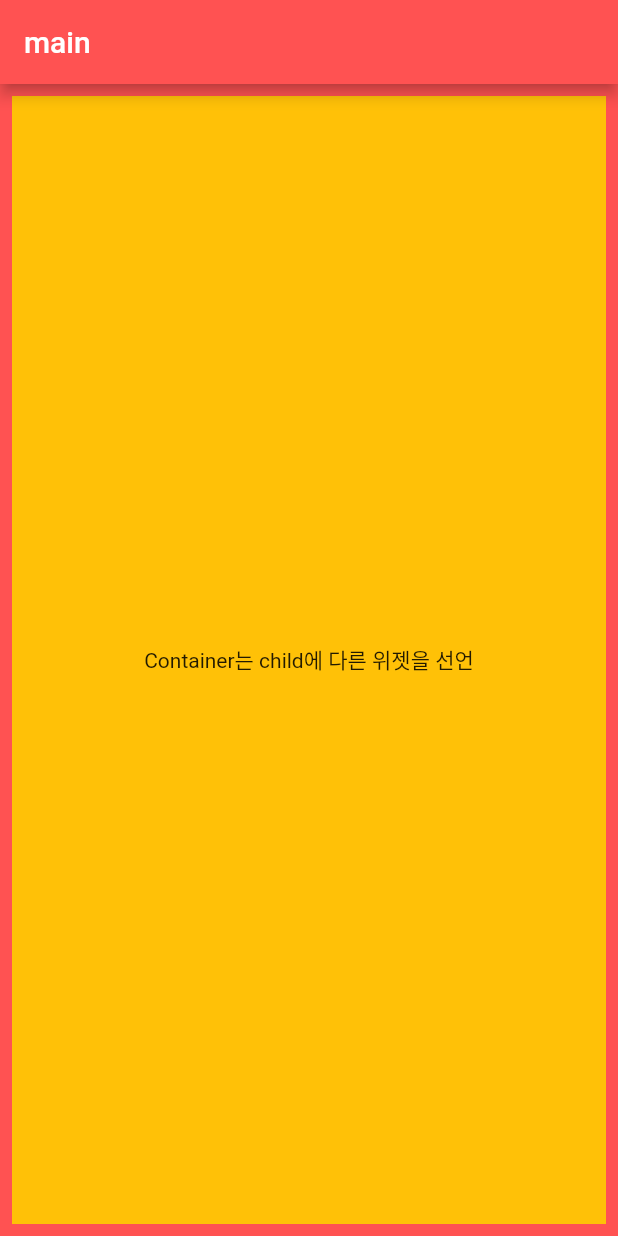
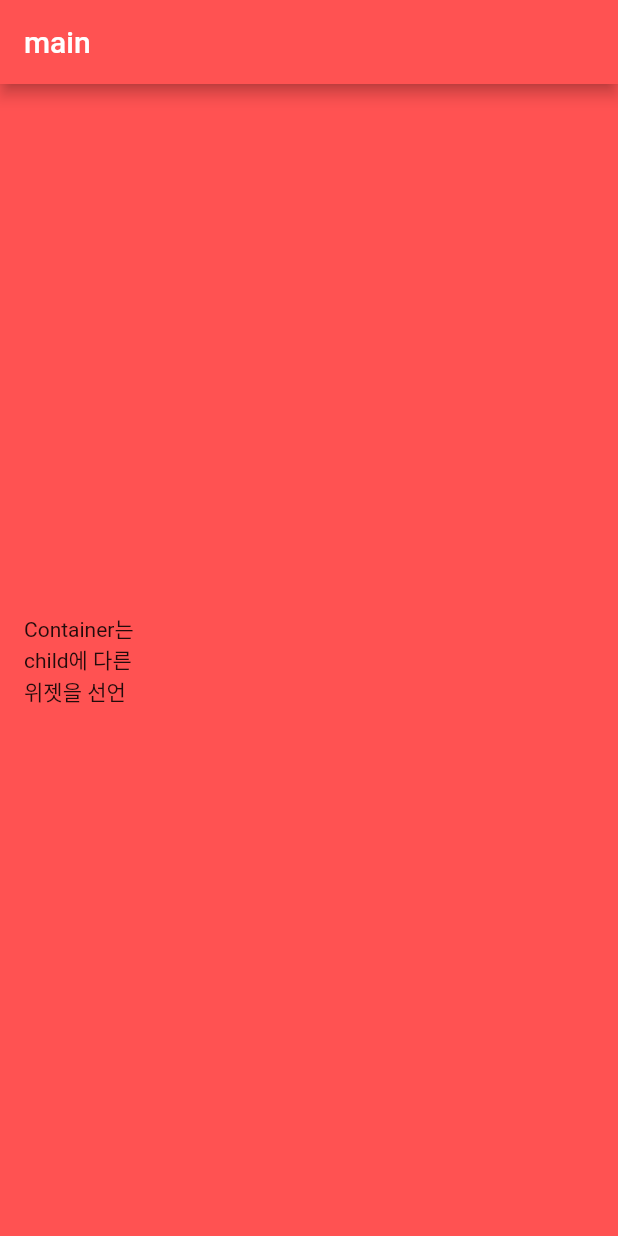
Before and after one commit to selpeapi/flutter_app3, a Flutter app: the screen it shows after launch, on a phone screen of 412 x 824 dp. Run offline on Flutter 3.47's test engine with Material 2 defaults, Android fonts, the phone set to English and light mode, and no system bars.

Commit message:
Container [width] ~20.11.14

```diff
--- a/lib/main.dart
+++ b/lib/main.dart
@@ -24,10 +24,11 @@ class _MainPageState extends State<MainPage> {
   Widget build(BuildContext context) {
     return Container(
       child: Container(
-        color: Colors.amber,
+        // color: Colors.amber,
         margin: EdgeInsets.all(8),
         padding: EdgeInsets.all(8),
         alignment: Alignment.center,
+        width: 100,
         child: Text("Container는 child에 다른 위젯을 선언"),
       ),
     );
```
